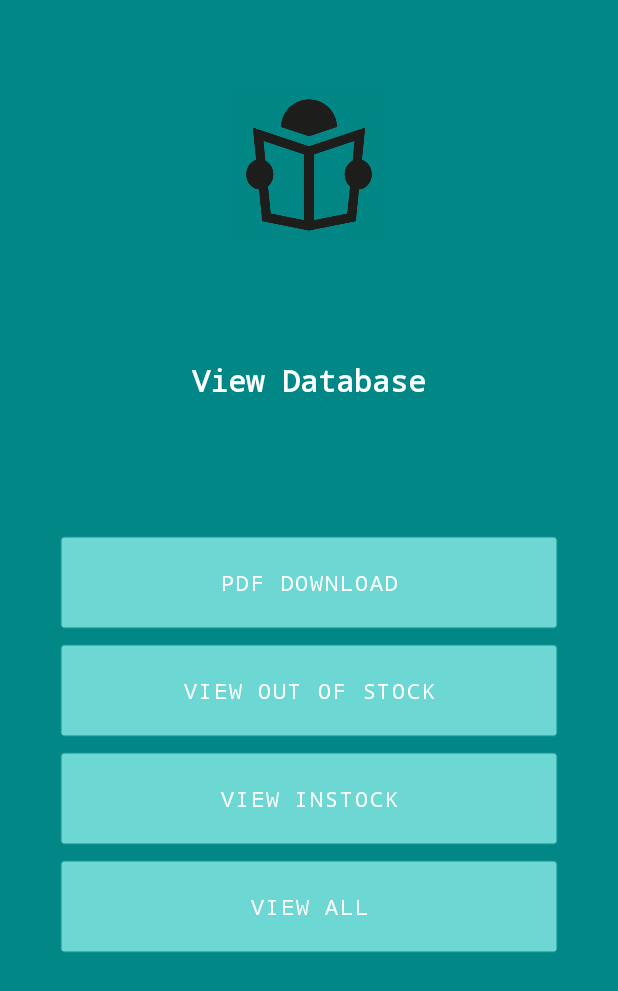
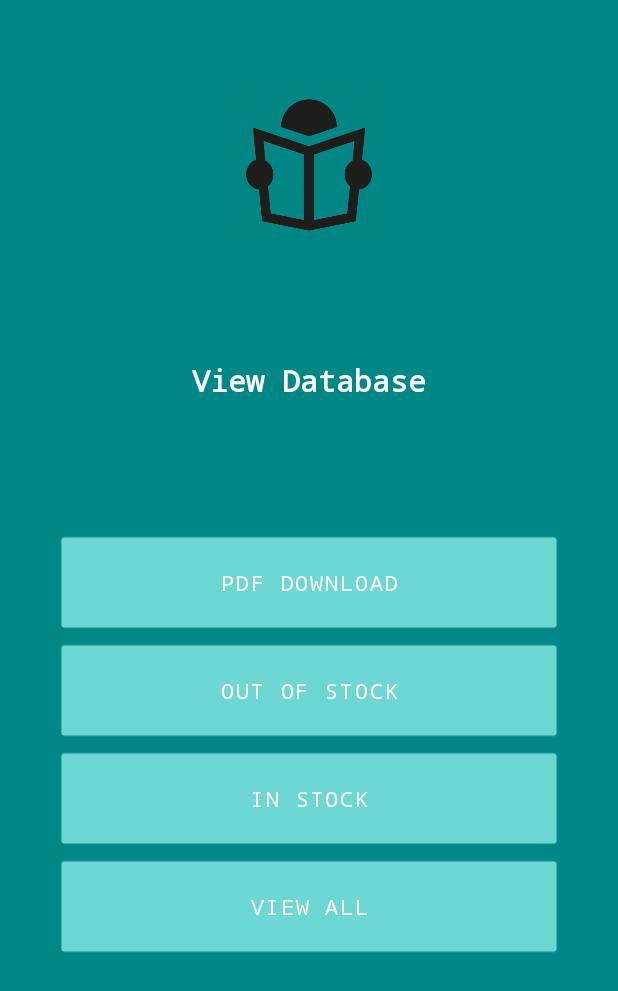
Before and after one commit to RiyaadAWS/StockTaker, an Android app: the DbView screen opened directly, with no data from a screen before it, on a phone screen of 412 x 824 dp. Shown: the top 991 px of the screen. Run offline under Robolectric (Android 15) with nearby library versions, the phone set to English and light mode, and no system bars.

Commit message:
Inventory management application

```diff
--- a/app/src/main/res/layout/activity_db_view.xml
+++ b/app/src/main/res/layout/activity_db_view.xml
@@ -58,7 +58,7 @@
             android:layout_marginBottom="10dp"
             android:background="@drawable/btn_bg"
             android:padding="15dp"
-            android:text="View Out of Stock"
+            android:text="Out of Stock"
             android:typeface="monospace" />
 
         <Button
@@ -71,7 +71,7 @@
             android:layout_marginBottom="10dp"
             android:background="@drawable/btn_bg"
             android:padding="15dp"
-            android:text="View instock"
+            android:text="In stock"
             android:typeface="monospace" />
 
         <Button
--- a/app/src/main/res/layout/activity_main.xml
+++ b/app/src/main/res/layout/activity_main.xml
@@ -58,7 +58,7 @@
             android:layout_marginBottom="10dp"
             android:background="@drawable/btn_bg"
             android:padding="15dp"
-            android:text="View Database"
+            android:text="View"
             android:typeface="monospace" />
 
         <Button
```
